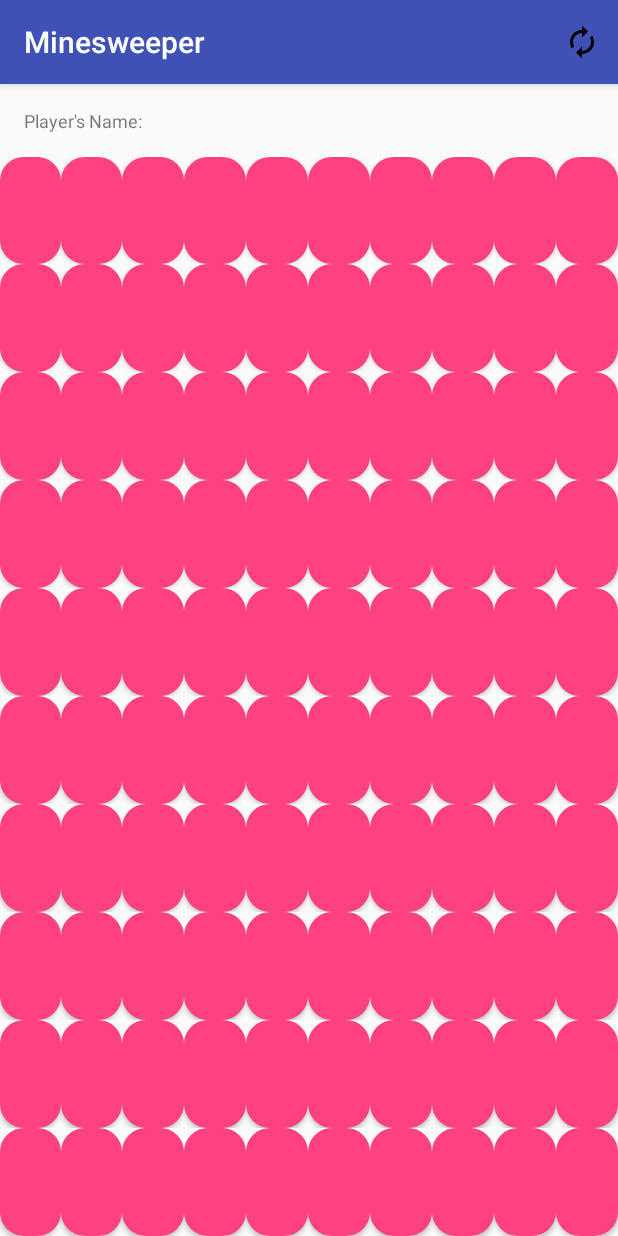
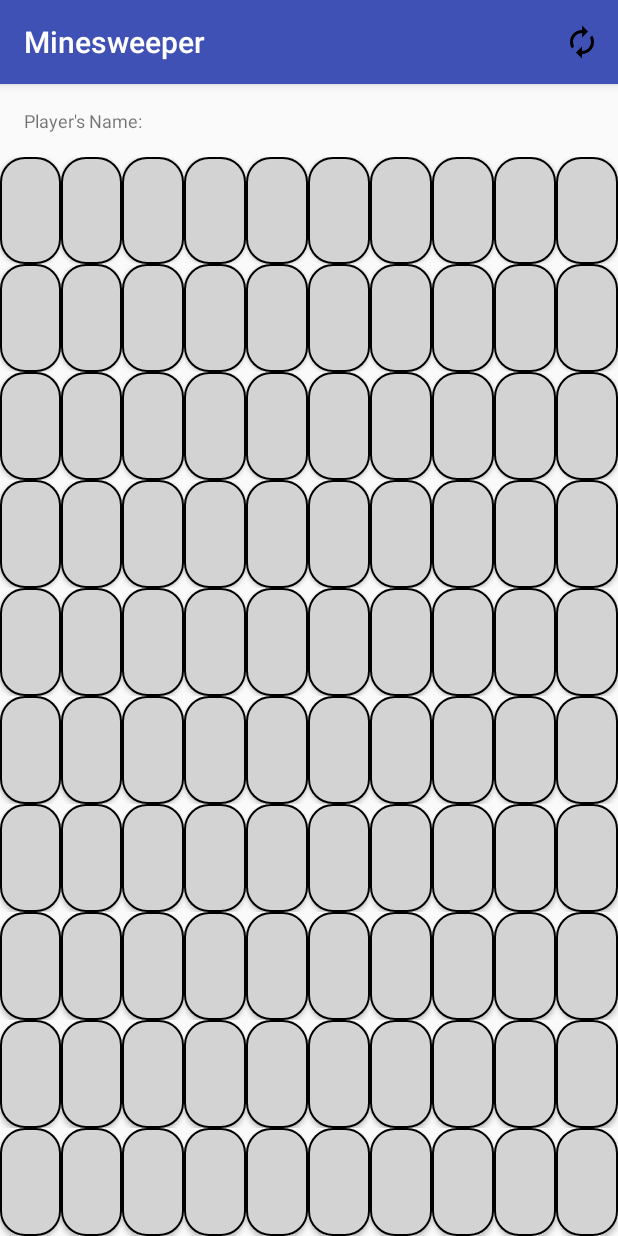
Before and after one commit to Anshu-Bhardwaj/MineSweeper, an Android app: the MainActivity screen opened directly, with no data from a screen before it, on a phone screen of 412 x 824 dp. Run offline under Robolectric (Android 15) with nearby library versions, the phone set to English and light mode, and no system bars.

Commit message:
Forth Commit

```diff
--- a/app/src/main/java/com/example/hp/minesweeper/HomeActivity.java
+++ b/app/src/main/java/com/example/hp/minesweeper/HomeActivity.java
@@ -8,6 +8,7 @@ import android.util.Log;
 import android.view.View;
 import android.widget.Button;
 import android.widget.EditText;
+import android.widget.LinearLayout;
 import android.widget.RadioGroup;
 import android.widget.TextView;
 
@@ -15,7 +16,6 @@ public class HomeActivity extends AppCompatActivity {
 
     EditText editText;
     RadioGroup radioGroup;
-
 
     public static final int EASY = 0;
     public static final int INTERMEDIATE= 1;
--- a/app/src/main/res/drawable/button_bg.xml
+++ b/app/src/main/res/drawable/button_bg.xml
@@ -1,6 +1,7 @@
 <?xml version="1.0" encoding="utf-8"?>
 <shape xmlns:android="http://schemas.android.com/apk/res/android" android:shape="rectangle">
-    <solid android:color="@color/colorAccent"/>
+    <solid android:color="#d3d3d3"/>
     <corners android:radius="16dp"/>
+    <stroke android:width="1dp" android:color="#000000"/>
 
 </shape>
```
Also changed, not shown: app/src/main/java/com/example/hp/minesweeper/MainActivity.java (+17 -21 lines), app/src/main/res/drawable-v24/flag.jpg (added), app/src/main/res/drawable-v24/mine.jpg (added), app/src/main/res/drawable/flag.jpg (added), app/src/main/res/drawable/mine.jpg (added).
